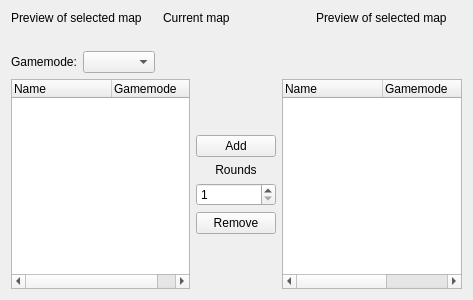
Above: client/bf4/MapListWidget.ui from OpenRcon/OpenRcon before the change. Below: the same form after it.
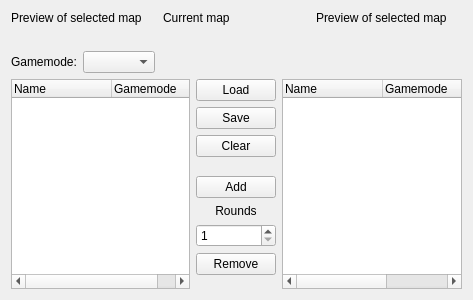
That is the form after the change. Custom widgets are drawn as their Qt base class.

Commit message: (BF4) Added load, save and clear buttons to MapListWidget.

```diff
--- a/client/bf4/MapListWidget.ui
+++ b/client/bf4/MapListWidget.ui
@@ -150,6 +150,27 @@
    </item>
    <item row="2" column="1">
     <layout class="QVBoxLayout" name="verticalLayout_5">
+     <item>
+      <widget class="QPushButton" name="pushButton_ml_load">
+       <property name="text">
+        <string>Load</string>
+       </property>
+      </widget>
+     </item>
+     <item>
+      <widget class="QPushButton" name="pushButton_ml_save">
+       <property name="text">
+        <string>Save</string>
+       </property>
+      </widget>
+     </item>
+     <item>
+      <widget class="QPushButton" name="pushButton_ml_clear">
+       <property name="text">
+        <string>Clear</string>
+       </property>
+      </widget>
+     </item>
      <item>
       <spacer name="verticalSpacer">
        <property name="orientation">
```
The commit also changes 3 other files.
